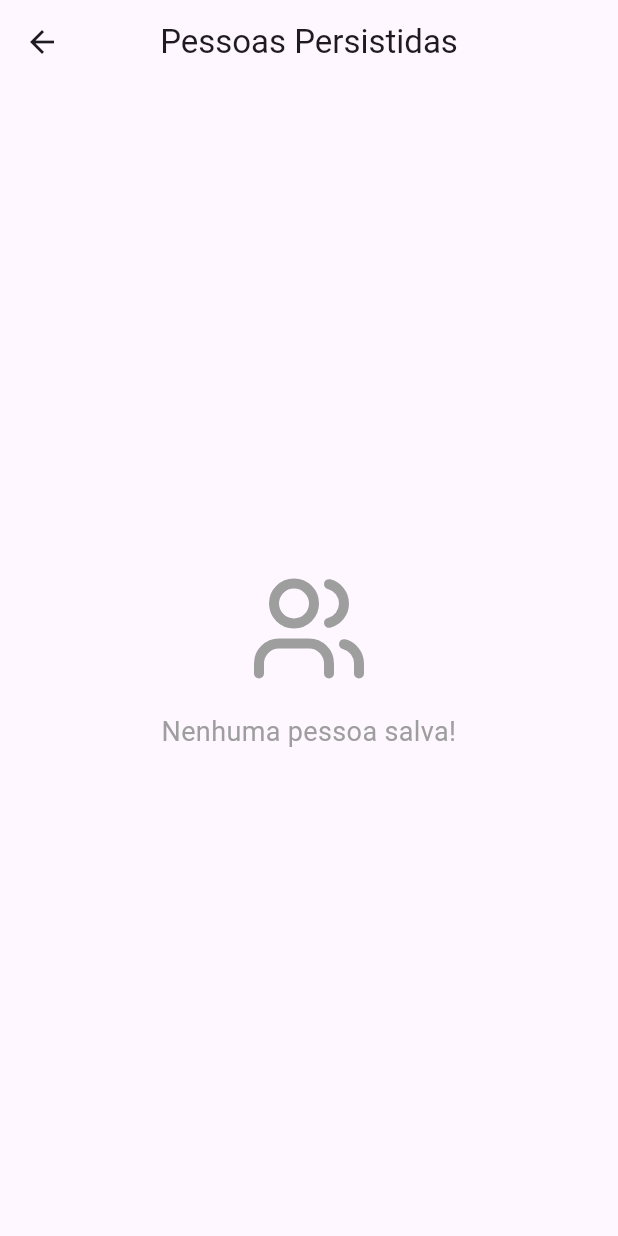
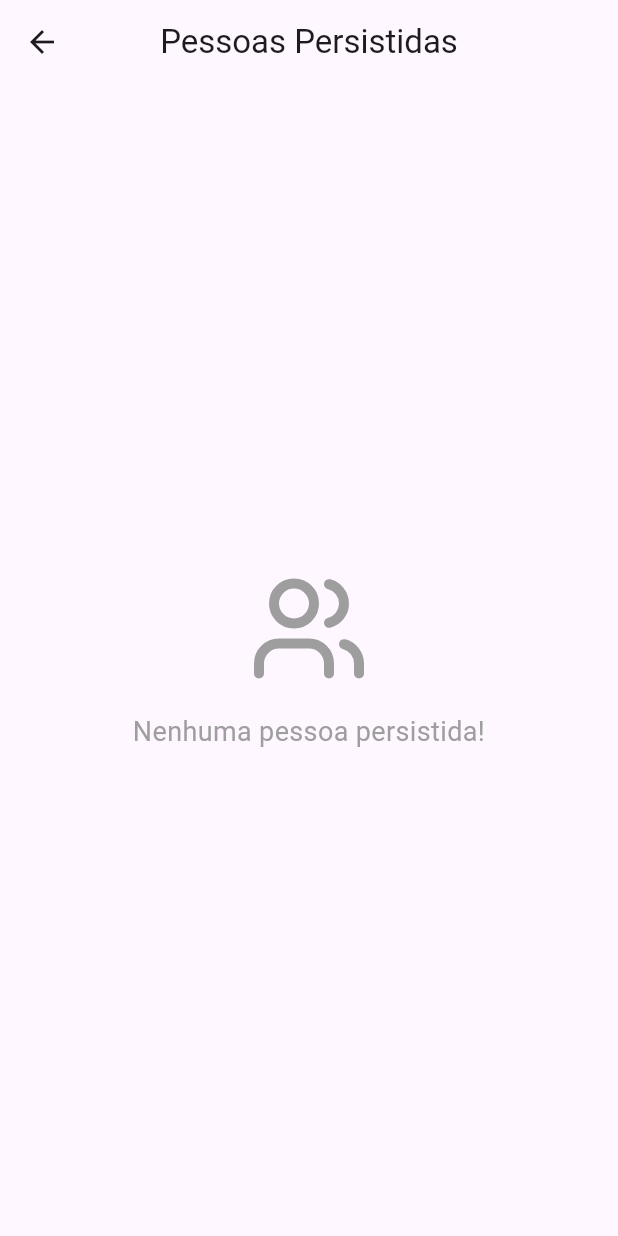
Before and after one commit to nilodornellas/desafio_bus2, a Flutter app: the RandomPersistedPeopleList screen opened directly, on a phone screen of 412 x 824 dp. Run offline on Flutter 3.47's test engine with Material 3 defaults, Android fonts, the phone set to English and light mode, and no system bars; our stand-ins replace dio, hive, loading_animation_widget, lucide_icons; accounts and stored records are empty; network calls fail.

Commit message:
fix: update message in EmptyState to 'Nenhuma pessoa persistida!'

```diff
--- a/lib/pages/random_persisted_people_list/random_persisted_people_list.dart
+++ b/lib/pages/random_persisted_people_list/random_persisted_people_list.dart
@@ -67,7 +67,7 @@ class _RandomPersistedPeopleListState extends State<RandomPersistedPeopleList> {
           : viewModel.persistedPeople.isEmpty
           ? EmptyState(
               icon: LucideIcons.users,
-              message: 'Nenhuma pessoa salva!',
+              message: 'Nenhuma pessoa persistida!',
             )
           : ListView.builder(
               itemCount: viewModel.persistedPeople.length,
```
